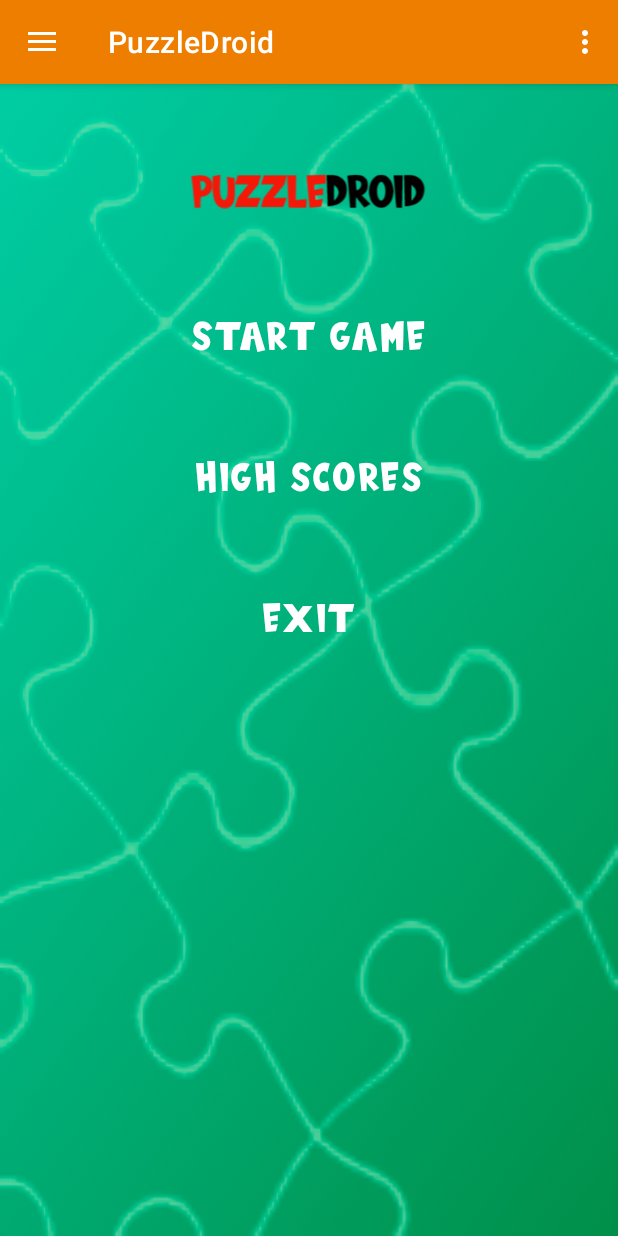
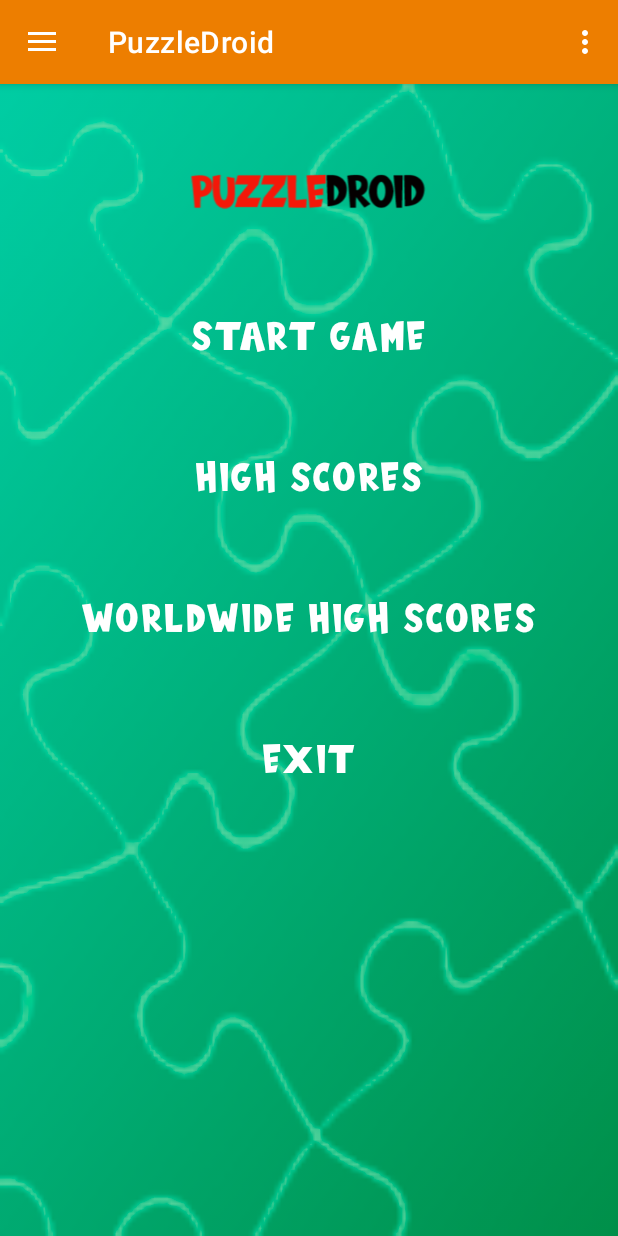
Before and after one commit to PuzzleDroid/PuzzleDroid, an Android app: the screen it shows after launch once a user with an empty profile is signed in (MainActivity), on a phone screen of 412 x 824 dp. Run offline under Robolectric (Android 15) with nearby library versions, the light colour scheme and no system bars; our stand-ins replace Firebase (no records; nobody signed in at launch, a user with empty details on screens opened directly), Room's generated code, navigation-ui; libraries missing offline, so code that uses them is left out: com.firebase.ui; 1 statement that could not run was skipped.

Commit message:
Add global scores

```diff
--- a/app/build.gradle
+++ b/app/build.gradle
@@ -75,6 +75,8 @@ dependencies {
     implementation 'com.github.bumptech.glide:glide:4.11.0'
     implementation 'androidx.work:work-runtime:2.4.0'
 
+    implementation 'com.google.firebase:firebase-database-ktx:19.3.1'
+
     implementation 'com.google.firebase:firebase-core:16.0.4'
     annotationProcessor 'com.github.bumptech.glide:compiler:4.11.0'
     testImplementation 'junit:junit:4.12'
--- a/app/src/main/java/com/awaredevelopers/puzzledroid/MainActivity.kt
+++ b/app/src/main/java/com/awaredevelopers/puzzledroid/MainActivity.kt
@@ -19,7 +19,6 @@ import com.firebase.ui.auth.AuthUI
 import com.google.android.material.navigation.NavigationView
 import android.content.Intent
 import com.awaredevelopers.puzzledroid.ui.intentActivity.SigInIntentActivity
-import com.google.firebase.auth.FirebaseAuth
 
 class MainActivity : AppCompatActivity() {
 
@@ -38,7 +37,7 @@ class MainActivity : AppCompatActivity() {
         val navView: NavigationView = findViewById(R.id.nav_view)
         val navController = findNavController(R.id.nav_host_fragment)
         appBarConfiguration = AppBarConfiguration(setOf(
-                R.id.nav_home, R.id.nav_scores, R.id.nav_settings, R.id.nav_help), drawerLayout)
+                R.id.nav_home, R.id.nav_scores, R.id.nav_global_scores, R.id.nav_settings, R.id.nav_help), drawerLayout)
         setupActionBarWithNavController(navController, appBarConfiguration)
         navView.setupWithNavController(navController)
 
--- a/app/src/main/java/com/awaredevelopers/puzzledroid/model/NPuzzle.kt
+++ b/app/src/main/java/com/awaredevelopers/puzzledroid/model/NPuzzle.kt
@@ -10,7 +10,7 @@ import com.awaredevelopers.puzzledroid.utility.IS_DEBUG
 import com.awaredevelopers.puzzledroid.utility.NPuzzlePortion
 
 abstract class NPuzzle : AppCompatActivity{
-    protected enum class GameMode {
+    enum class GameMode {
         PRELOADED_IMG,
         RANDOM_GALLERY_IMG,
         CAM_PICTURE_IMG,
@@ -23,7 +23,7 @@ abstract class NPuzzle : AppCompatActivity{
     protected var rows = 0
     var id = 0
     var level = MainActivity.user.level
-    private var gameMode: GameMode
+    var gameMode: GameMode
     protected var bitmap: Bitmap
     var nPuzzlePortions: List<NPuzzlePortion>
 
--- a/app/src/main/java/com/awaredevelopers/puzzledroid/ui/home/HomeFragment.kt
+++ b/app/src/main/java/com/awaredevelopers/puzzledroid/ui/home/HomeFragment.kt
@@ -32,6 +32,10 @@ class HomeFragment : Fragment() {
             findNavController().navigate(R.id.action_HomeFragment_to_ScoresFragment)
         }
 
+        root.findViewById<Button>(R.id.global_score).setOnClickListener {
+            findNavController().navigate(R.id.action_HomeFragment_to_GlobalScoresFragment)
+        }
+
         root.findViewById<Button>(R.id.exit).setOnClickListener {
             exitProcess(0)
         }
--- a/app/src/main/res/layout/fragment_home.xml
+++ b/app/src/main/res/layout/fragment_home.xml
@@ -76,6 +76,26 @@
             <com.google.android.material.button.MaterialButton
                 style="@style/Widget.MaterialComponents.Button.TextButton"
                 android:hapticFeedbackEnabled="true"
+                android:id="@+id/global_score"
+                android:layout_width="match_parent"
+                android:soundEffectsEnabled="true"
+                android:text="@string/menu_global_scores"
+                android:fontFamily="@font/baby_monsta"
+                android:textColor="#FFFFFF"
+                android:textAlignment="center"
+                android:textSize="25sp"/>
+
+        </TableRow>
+
+        <TableRow
+            android:layout_width="match_parent"
+            android:layout_height="wrap_content"
+            android:layout_marginTop="45dp"
+            android:gravity="center">
+
+            <com.google.android.material.button.MaterialButton
+                style="@style/Widget.MaterialComponents.Button.TextButton"
+                android:hapticFeedbackEnabled="true"
                 android:id="@+id/exit"
                 android:layout_width="match_parent"
                 android:soundEffectsEnabled="true"
--- a/app/src/main/res/layout/nav_header_main.xml
+++ b/app/src/main/res/layout/nav_header_main.xml
@@ -36,7 +36,7 @@
     <TextView
         android:layout_width="wrap_content"
         android:layout_height="wrap_content"
-        android:text="Signout"
+        android:text="@string/nav_header_sign_out"
         android:onClick="signOut"
         android:clickable="true"/>
 
--- a/app/src/main/res/menu/activity_main_drawer.xml
+++ b/app/src/main/res/menu/activity_main_drawer.xml
@@ -13,6 +13,10 @@
             android:icon="@drawable/ic_sharp_view_list_24"
             android:title="@string/menu_scores" />
         <item
+            android:id="@+id/nav_global_scores"
+            android:icon="@drawable/ic_sharp_view_list_24"
+            android:title="@string/menu_global_scores" />
+        <item
             android:id="@+id/nav_settings"
             android:icon="@drawable/ic_baseline_settings_24"
             android:title="@string/menu_settings" />
--- a/app/src/main/res/navigation/mobile_navigation.xml
+++ b/app/src/main/res/navigation/mobile_navigation.xml
@@ -14,6 +14,9 @@
         <action
             android:id="@+id/action_HomeFragment_to_ScoresFragment"
             app:destination="@id/nav_scores" />
+        <action
+            android:id="@+id/action_HomeFragment_to_GlobalScoresFragment"
+            app:destination="@id/nav_global_scores" />
         <action
             android:id="@+id/action_HomeFragment_to_SettingsFragment"
             app:destination="@id/nav_settings" />
@@ -46,6 +49,12 @@
         tools:layout="@layout/fragment_settings" />
 
     <fragment
+        android:id="@+id/nav_global_scores"
+        android:name="com.awaredevelopers.puzzledroid.ui.scores.ScoresFragment"
+        android:label="@string/menu_scores"
+        tools:layout="@layout/fragment_settings" />
+
+    <fragment
         android:id="@+id/nav_settings"
         android:name="com.awaredevelopers.puzzledroid.ui.settings.SettingsFragment"
         android:label="@string/menu_settings"
--- a/app/src/main/res/values/strings.xml
+++ b/app/src/main/res/values/strings.xml
@@ -2,6 +2,7 @@
     <string name="app_name" translatable="false">PuzzleDroid</string>
     <string name="nav_header_title" translatable="false">PuzzleDroid</string>
     <string name="nav_header_subtitle" translatable="false">Rubik Soft</string>
+    <string name="nav_header_sign_out" translatable="false">Sign Out</string>
 
     <string name="navigation_drawer_open">Open navigation drawer</string>
     <string name="navigation_drawer_close">Close navigation drawer</string>
@@ -12,6 +13,7 @@
     <string name="menu_home">PuzzleDroid</string>
     <string name="menu_start_game">Start Game</string>
     <string name="menu_scores">High Scores</string>
+    <string name="menu_global_scores">Worldwide High Scores</string>
     <string name="menu_settings">Settings</string>
     <string name="menu_help">Help</string>
 
```
Also changed, not shown: app/src/main/java/com/awaredevelopers/puzzledroid/ui/globalScores/GlobalScoresAdapter.kt (added, +56 -0 lines), app/src/main/java/com/awaredevelopers/puzzledroid/ui/globalScores/GlobalScoresFragment.kt (added, +53 -0 lines), app/src/main/java/com/awaredevelopers/puzzledroid/ui/globalScores/GlobalScoresModel.kt (added, +12 -0 lines), app/src/main/java/com/awaredevelopers/puzzledroid/ui/nPuzzle/NPuzzleAdapter.kt (+16 -5 lines), 1 other file.
